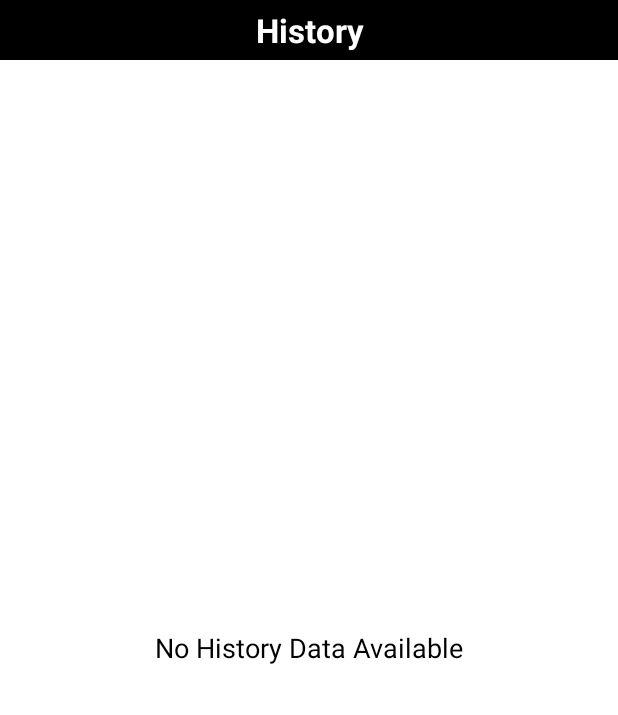
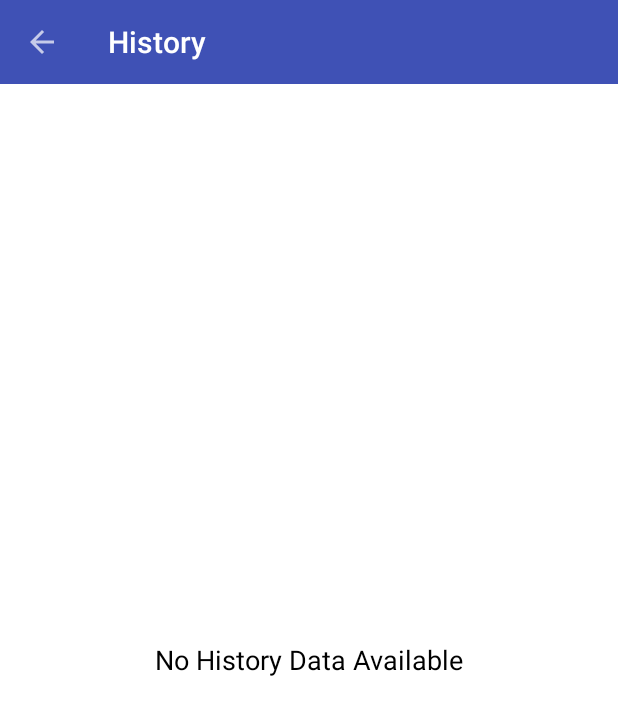
Before and after one commit to GiorgioRegni/Binaural-Beats, an Android app: the HistoryActivity screen opened directly, with no data from a screen before it, on a phone screen of 412 x 824 dp. Shown: the top 715 px of the screen. Run offline under Robolectric (Android 15) with nearby library versions, the phone set to English and light mode, and no system bars; libraries missing offline, so code that uses them is left out: com.j256.ormlite; 2 statements that could not run were skipped.

Commit message:
Revamp history (#45)
* Revamp History as per HIIT

* Changes for revamphistory

* minor update history page

```diff
--- a/app/build.gradle
+++ b/app/build.gradle
@@ -85,6 +85,7 @@ dependencies {
     implementation 'com.j256.ormlite:ormlite-core:5.1'
     implementation 'com.google.firebase:firebase-core:16.0.1'
     implementation 'com.crashlytics.sdk.android:crashlytics:2.9.9'
+    implementation 'com.github.vipulasri:timelineview:1.1.0'
     implementation 'com.muditsen.multilevelrecyclerview:multilevelview:1.0.0'
     implementation 'com.google.code.gson:gson:2.8.5'
 }
--- a/app/src/main/java/com/ihunda/android/binauralbeat/HistoryActivity.java
+++ b/app/src/main/java/com/ihunda/android/binauralbeat/HistoryActivity.java
@@ -1,9 +1,11 @@
 package com.ihunda.android.binauralbeat;
 
-import android.app.Activity;
 import android.os.Bundle;
+import android.support.v7.app.AppCompatActivity;
 import android.support.v7.widget.LinearLayoutManager;
 import android.support.v7.widget.RecyclerView;
+import android.support.v7.widget.Toolbar;
+import android.view.MenuItem;
 import android.view.View;
 import android.widget.TextView;
 
@@ -12,16 +14,22 @@ import com.ihunda.android.binauralbeat.db.HistoryModel;
 import java.sql.SQLException;
 import java.util.ArrayList;
 
-public class HistoryActivity extends Activity {
+public class HistoryActivity extends AppCompatActivity {
     private ArrayList<HistoryModel> arrayList;
     private HistoryAdapter adapter;
     private RecyclerView recyclerView;
     private TextView emptyTv;
+    private Toolbar mToolbar;
 
     @Override
     protected void onCreate(Bundle savedInstanceState) {
         super.onCreate(savedInstanceState);
         setContentView(R.layout.activity_history);
+
+        mToolbar = (Toolbar) findViewById(R.id.historyToolbar);
+        setSupportActionBar(mToolbar);
+        getSupportActionBar().setDisplayShowHomeEnabled(true);
+
         recyclerView = findViewById(R.id.recyclerView);
         emptyTv = findViewById(R.id.tvEmpty);
         try {
@@ -37,5 +45,20 @@ public class HistoryActivity extends Activity {
         } else {
             emptyTv.setVisibility(View.VISIBLE);
         }
+
     }
+
+    @Override
+    public boolean onOptionsItemSelected(MenuItem item) {
+        switch (item.getItemId()) {
+            case android.R.id.home:
+                // todo: goto back activity from here
+                finish();
+                return true;
+
+            default:
+                return super.onOptionsItemSelected(item);
+        }
+    }
+
 }
--- a/app/src/main/res/layout/activity_history.xml
+++ b/app/src/main/res/layout/activity_history.xml
@@ -6,24 +6,17 @@
     android:background="#FFF"
     android:orientation="vertical">
 
-    <LinearLayout
-        android:layout_width="fill_parent"
+    <android.support.v7.widget.Toolbar xmlns:android="http://schemas.android.com/apk/res/android"
+        xmlns:app="http://schemas.android.com/apk/res-auto"
+        android:id="@+id/historyToolbar"
+        android:layout_width="match_parent"
         android:layout_height="wrap_content"
-        android:layout_gravity="center"
-        android:orientation="vertical">
+        android:background="@color/primary"
+        app:navigationIcon="?attr/homeAsUpIndicator"
+        app:popupTheme="@style/Theme.AppCompat.Light"
+        app:theme="@style/Theme.AppCompat">
 
-        <TextView
-            android:id="@+id/tvDate"
-            android:layout_width="match_parent"
-            android:layout_height="wrap_content"
-            android:background="@android:color/black"
-            android:gravity="center"
-            android:padding="@dimen/dp_5"
-            android:text="@string/history"
-            android:textAppearance="?android:attr/textAppearanceLarge"
-            android:textColor="@android:color/white"
-            android:textStyle="bold" />
-    </LinearLayout>
+    </android.support.v7.widget.Toolbar>
 
     <RelativeLayout
         android:layout_width="match_parent"
--- a/app/src/main/res/values/colors.xml
+++ b/app/src/main/res/values/colors.xml
@@ -8,4 +8,5 @@
     <color name="secondary_text">#757575</color>
     <color name="icons">#FFFFFF</color>
     <color name="divider">#BDBDBD</color>
+    <color name="timelinemarker">#4081FF</color>
 </resources>
```
Also changed, not shown: app/src/main/java/com/ihunda/android/binauralbeat/HistoryAdapter.java (+9 -14 lines), app/src/main/res/drawable/timelinemarker.xml (added, +8 -0 lines), app/src/main/res/layout/row_history.xml (+30 -9 lines).
